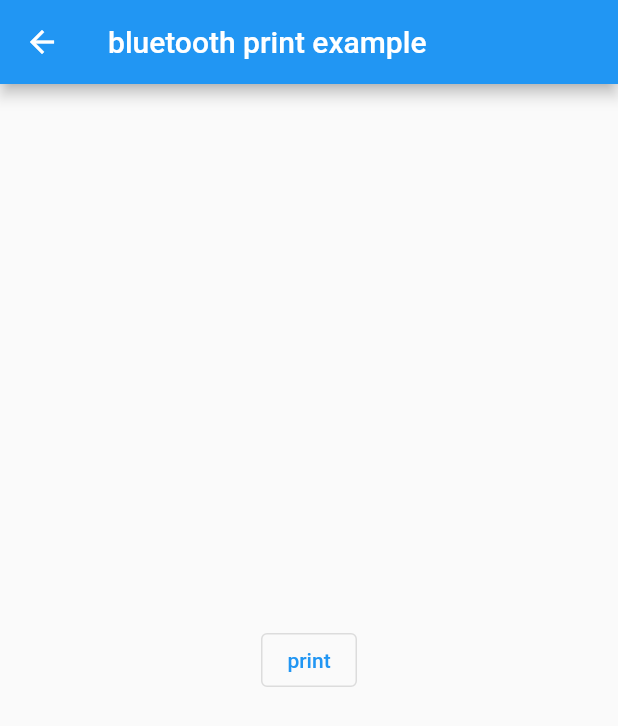
After one commit to pdliuw/ai_blue_tooth_print, a Flutter app: the BluetoothPrintPage screen opened directly, on a phone screen of 412 x 824 dp. The commit adds this screen. Shown: the top 726 px of the screen. Run offline on Flutter 3.47's test engine with Material 2 defaults, Android fonts, the phone set to English and light mode, and no system bars; missing offline and left inert: ai_blue_tooth_print_interface.

Commit message:
update example

```diff
--- /dev/null
+++ b/example/lib/blue_tooth_print_page.dart
@@ -0,0 +1,64 @@
+import 'package:ai_blue_tooth_print/ai_blue_tooth_print.dart';
+import 'package:flutter/material.dart';
+
+///
+/// BluetoothPrintPage
+class BluetoothPrintPage extends StatefulWidget {
+  @override
+  _BluetoothPrintPageState createState() => _BluetoothPrintPageState();
+}
+
+class _BluetoothPrintPageState extends State<BluetoothPrintPage> {
+  AiBlueToothPrintController _toothPrintController;
+
+  @override
+  Widget build(BuildContext context) {
+    return Scaffold(
+      appBar: AppBar(
+        title: Text("bluetooth print example"),
+      ),
+      body: Column(
+        children: <Widget>[
+          AiBlueToothPrintPlatformWidget.defaultStyle(
+            receiveControllerCallback: (AiBlueToothPrintController controller) {
+              _toothPrintController = controller;
+            },
+          ),
+          Expanded(
+            child: Center(
+              child: Container(
+                child: OutlinedButton(
+                    onPressed: () {
+                      toothPrint();
+                    },
+                    child: Text("print")),
+                padding: const EdgeInsets.all(8.0),
+              ),
+            ),
+          ),
+        ],
+      ),
+    );
+  }
+
+  toothPrint() {
+    _toothPrintController.print(
+      arrayInfo: [
+        "print data",
+        "print data",
+        "print data",
+        "print data",
+        "print data",
+        "print data",
+        "print data",
+        "print data",
+        "print data",
+        "print data",
+        "print data",
+        "print data",
+        "print data",
+        "print data",
+      ],
+    );
+  }
+}
```
Also changed, not shown: example/lib/main.dart (+22 -103 lines), example/pubspec.lock, 1 other file.
